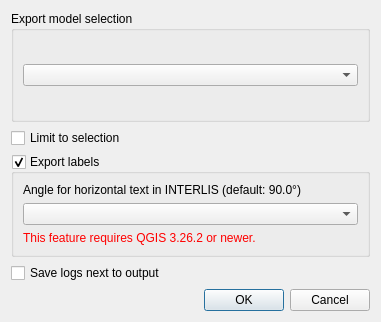
Qt form plugin/teksi_wastewater/interlis/gui/interlis_export_settings_dialog.ui (teksi/wastewater) before a commit.
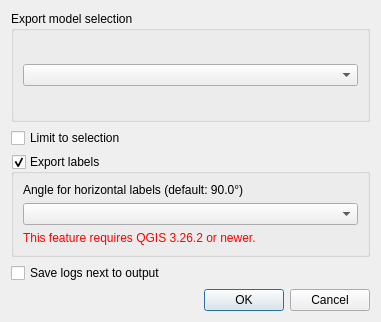
The same form after that commit.

Commit message: Adjust text labesl instead of text

Diff of the .ui file:
```diff
--- a/plugin/teksi_wastewater/interlis/gui/interlis_export_settings_dialog.ui
+++ b/plugin/teksi_wastewater/interlis/gui/interlis_export_settings_dialog.ui
@@ -56,7 +56,7 @@
         <item>
          <widget class="QLabel" name="orientation_label">
           <property name="text">
-           <string>Angle for horizontal text in INTERLIS (default: 90.0°)</string>
+           <string>Angle for horizontal labels (default: 90.0°)</string>
           </property>
          </widget>
         </item>
```
Left out of the diff: 2 changed lines with no effect on the pictures.
